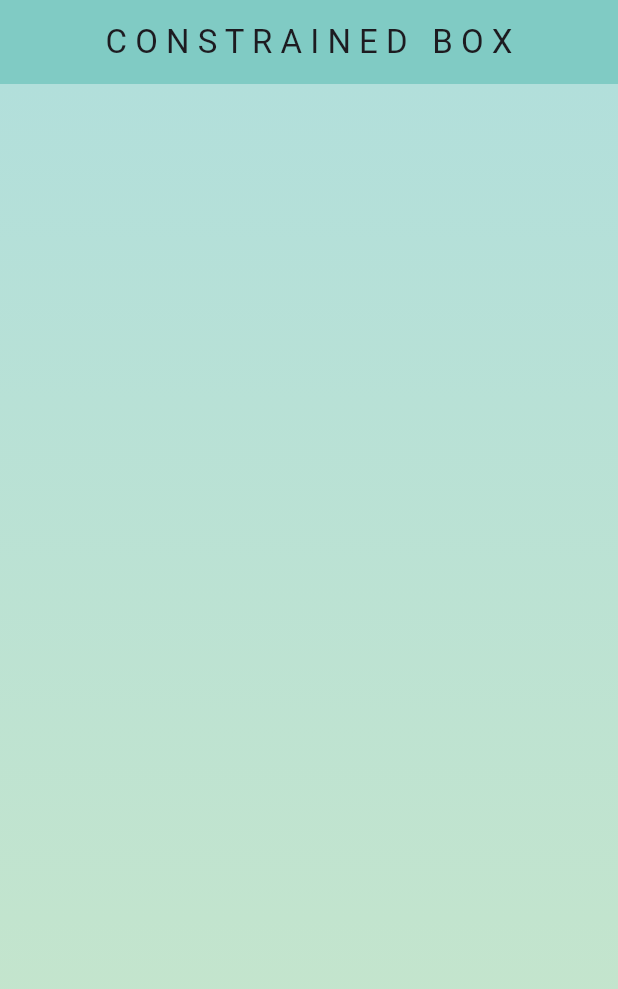
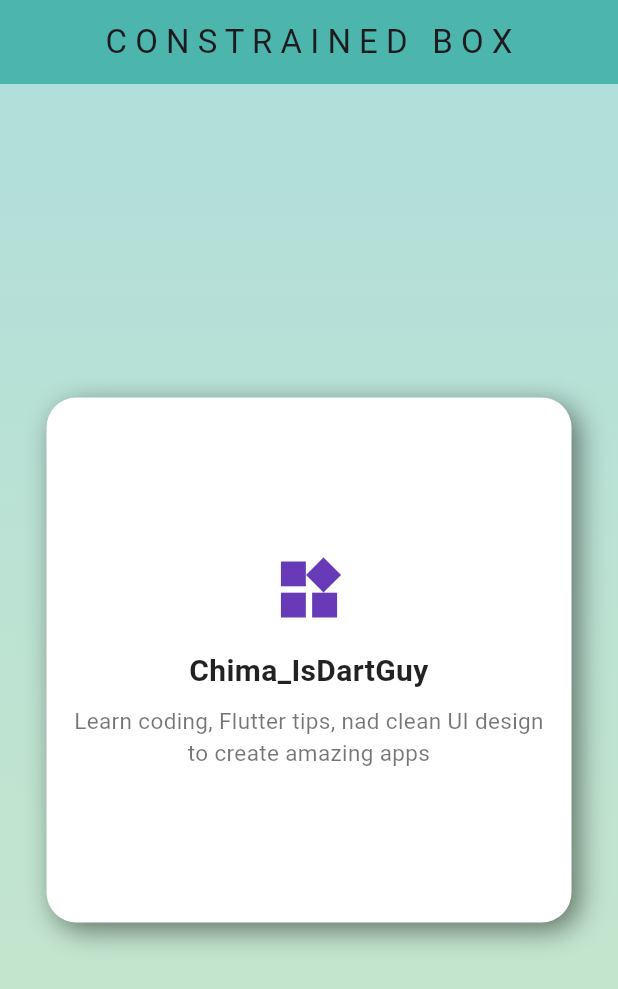
Before and after one commit to chima6985/practice, a Flutter app: the screen it shows after launch, on a phone screen of 412 x 824 dp. Shown: the top 989 px of the screen. Run offline on Flutter 3.47's test engine with Material 3 defaults, Android fonts, the phone set to English and light mode, and no system bars.

```diff
--- a/lib/constrained_box.dart
+++ b/lib/constrained_box.dart
@@ -5,30 +5,73 @@ class MyConstainedBox extends StatelessWidget {
 
   @override
   Widget build(BuildContext context) {
-    return  Scaffold(
+    return Scaffold(
       appBar: AppBar(
-        title: const Center(child:  Text('C O N S T R A I N E D   B O X')),
-        backgroundColor: Colors.teal[200],
+        title: const Center(child: Text('C O N S T R A I N E D   B O X')),
+        backgroundColor: Colors.teal[300],
       ),
       body: Container(
         decoration: BoxDecoration(
-          gradient: LinearGradient(colors:[Colors.teal.shade100, Colors.green.shade100],
+          gradient: LinearGradient(
+            colors: [Colors.teal.shade100, Colors.green.shade100],
             begin: Alignment.topCenter,
             end: Alignment.bottomCenter,
           ),
         ),
-
         child: Center(
-        child: ConstrainedBox(constraints: const BoxConstraints(
+          child: ConstrainedBox(
+            constraints: const BoxConstraints(
               minHeight: 200,
               minWidth: 200,
-          maxHeight:350 ,
-          maxWidth:350,
+              maxHeight: 350,
+              maxWidth: 350,
             ),
-        child:Container(
+            child: Container(
                 padding: const EdgeInsets.all(15),
-        ) ,),
+                decoration: BoxDecoration(
+                    color: Colors.white,
+                    borderRadius: BorderRadius.circular(20),
+                    boxShadow: [
+                      BoxShadow(
+                          color: Colors.black.withOpacity(0.5),
+                          blurRadius: 15,
+                          offset: const Offset(5, 5))
+                    ]),
+                child: const Column(
+                  mainAxisAlignment: MainAxisAlignment.center,
+                  crossAxisAlignment: CrossAxisAlignment.center,
+                  children: [
+                    Icon(
+                      Icons.widgets,
+                      size: 50,
+                      color: Colors.deepPurple,
                     ),
-    ),);
+                    SizedBox(
+                      height: 15,
+                    ),
+                    Text(
+                      'Chima_IsDartGuy',
+                      style: TextStyle(
+                          fontSize: 20,
+                          fontWeight: FontWeight.bold,
+                          color: Colors.black87),
+                      textAlign: TextAlign.center,
+                    ),
+                    SizedBox(
+                      height: 8,
+                    ),
+                    Text(
+                        'Learn coding, Flutter tips, nad clean UI design to create amazing apps',
+                        style: TextStyle(
+                          fontSize: 15,
+                          color: Colors.black54,
+                        ),
+                        textAlign: TextAlign.center)
+                  ],
+                )),
+          ),
+        ),
+      ),
+    );
   }
 }
```
Lines whose indentation alone changed are shown as unchanged.
